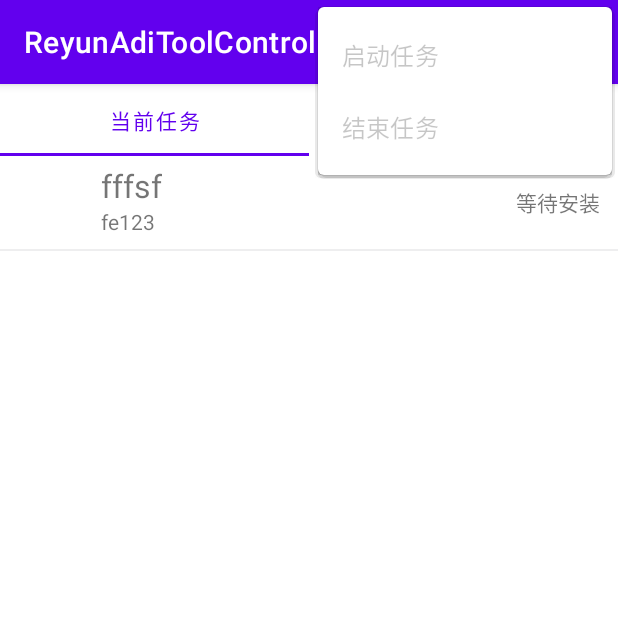
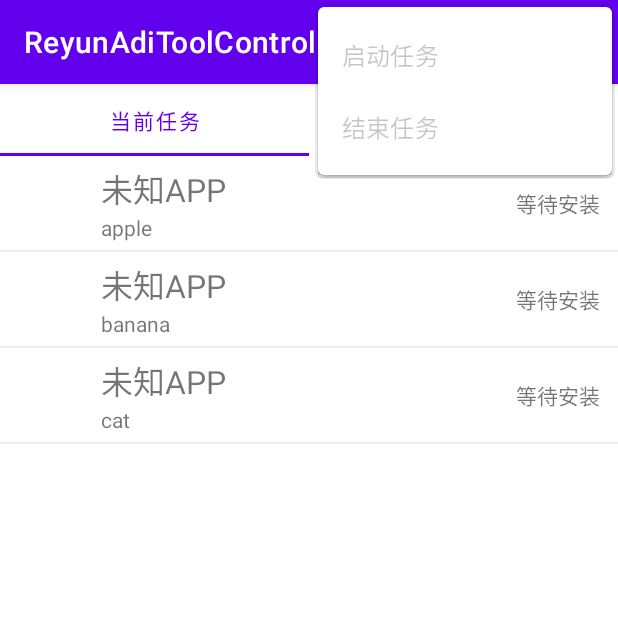
Before and after one commit to leiguo1029/ReyunAdiToolController, an Android app: the screen it shows after launch (MainActivity), in the options menu, after a tap on "启动任务", on a phone screen of 412 x 824 dp, the top half of it. Run offline under Robolectric (Android 15) with nearby library versions, the phone set to English and light mode, and no system bars.

Commit message:
12.18 edit

```diff
--- a/app/src/main/AndroidManifest.xml
+++ b/app/src/main/AndroidManifest.xml
@@ -2,7 +2,7 @@
 <manifest xmlns:android="http://schemas.android.com/apk/res/android"
     package="com.fear1ess.reyunaditoolcontroller">
 
-    <uses-permission android:name="android.permission.INTERNET"></uses-permission>
+    <uses-permission android:name="android.permission.INTERNET" />
 
     <application
         android:name=".AdiToolControllerApp"
@@ -12,7 +12,8 @@
         android:roundIcon="@mipmap/ic_launcher_round"
         android:supportsRtl="true"
         android:theme="@style/Theme.ReyunAdiToolController">
-        <activity android:name=".MainActivity">
+        <activity android:name=".activity.AppDetailActivity"></activity>
+        <activity android:name=".activity.MainActivity">
             <intent-filter>
                 <action android:name="android.intent.action.MAIN" />
 
--- a/app/src/main/java/com/fear1ess/reyunaditoolcontroller/MainUIHandler.java
+++ b/app/src/main/java/com/fear1ess/reyunaditoolcontroller/MainUIHandler.java
@@ -5,13 +5,11 @@ import android.os.Message;
 
 import androidx.annotation.NonNull;
 
+import com.fear1ess.reyunaditoolcontroller.activity.MainActivity;
 import com.fear1ess.reyunaditoolcontroller.adapter.AppInfoAdapter;
 import com.fear1ess.reyunaditoolcontroller.fragment.TabFragment;
-import com.fear1ess.reyunaditoolcontroller.state.AppState;
 import com.fear1ess.reyunaditoolcontroller.model.AppInfo;
 
-import org.json.JSONArray;
-import org.json.JSONException;
 import org.json.JSONObject;
 
 import java.lang.ref.WeakReference;
--- /dev/null
+++ b/app/src/main/java/com/fear1ess/reyunaditoolcontroller/activity/AppDetailActivity.java
@@ -0,0 +1,60 @@
+package com.fear1ess.reyunaditoolcontroller.activity;
+
+import androidx.annotation.NonNull;
+import androidx.appcompat.app.ActionBar;
+import androidx.appcompat.app.AppCompatActivity;
+import androidx.recyclerview.widget.DividerItemDecoration;
+import androidx.recyclerview.widget.LinearLayoutManager;
+import androidx.recyclerview.widget.RecyclerView;
+
+import android.content.Intent;
+import android.os.Bundle;
+import android.view.MenuItem;
+import android.widget.TextView;
+
+import com.fear1ess.reyunaditoolcontroller.AdiToolControllerApp;
+import com.fear1ess.reyunaditoolcontroller.R;
+import com.fear1ess.reyunaditoolcontroller.adapter.AdsInfoAdapter;
+import com.fear1ess.reyunaditoolcontroller.model.AdsInfo;
+import com.fear1ess.reyunaditoolcontroller.model.AdsInfo.AdsFindingState;
+import com.fear1ess.reyunaditoolcontroller.model.AppInfo;
+
+import java.util.ArrayList;
+import java.util.List;
+
+public class AppDetailActivity extends AppCompatActivity {
+
+    @Override
+    protected void onCreate(Bundle savedInstanceState) {
+        super.onCreate(savedInstanceState);
+        setContentView(R.layout.activity_app_detail);
+
+        ActionBar actionBar = this.getSupportActionBar();
+        actionBar.setTitle("任务详情");
+        actionBar.setDisplayHomeAsUpEnabled(true);
+
+        Intent intent = getIntent();
+        AppInfo appInfo = (AppInfo) intent.getSerializableExtra("appInfo");
+        TextView name = findViewById(R.id.text2);
+        name.setText(appInfo.getPackageName());
+
+        RecyclerView rv = findViewById(R.id.detail_rv);
+        List<AdsInfo> adsInfoList = new ArrayList<>();
+        adsInfoList.add(new AdsInfo("admob", AdsFindingState.FOUND, AdsFindingState.NOT_FOUND));
+        adsInfoList.add(new AdsInfo("unity", AdsFindingState.NOT_FOUND, AdsFindingState.FOUND));
+        AdsInfoAdapter adsInfoAdapter = new AdsInfoAdapter(adsInfoList);
+        rv.addItemDecoration(new DividerItemDecoration(this, DividerItemDecoration.VERTICAL));
+        rv.setLayoutManager(new LinearLayoutManager(this));
+        rv.setAdapter(adsInfoAdapter);
+
+    }
+
+    @Override
+    public boolean onOptionsItemSelected(@NonNull MenuItem item) {
+        if(item.getItemId() == android.R.id.home) {
+            finish();
+            return true;
+        }
+        return super.onOptionsItemSelected(item);
+    }
+}
--- a/app/src/main/java/com/fear1ess/reyunaditoolcontroller/MainActivity.java
+++ b/app/src/main/java/com/fear1ess/reyunaditoolcontroller/activity/MainActivity.java
@@ -1,4 +1,4 @@
-package com.fear1ess.reyunaditoolcontroller;
+package com.fear1ess.reyunaditoolcontroller.activity;
 
 import androidx.annotation.NonNull;
 import androidx.appcompat.app.AppCompatActivity;
@@ -18,6 +18,8 @@ import android.view.View;
 import android.widget.Button;
 import android.widget.TableLayout;
 
+import com.fear1ess.reyunaditoolcontroller.MainUIHandler;
+import com.fear1ess.reyunaditoolcontroller.R;
 import com.fear1ess.reyunaditoolcontroller.adapter.AppInfoAdapter;
 import com.fear1ess.reyunaditoolcontroller.adapter.TabViewPagerAdapter;
 import com.fear1ess.reyunaditoolcontroller.cmd.WSConnectCmd.ClientCmd;
@@ -69,8 +71,8 @@ public class MainActivity extends AppCompatActivity {
         TabLayout tabLayout = findViewById(R.id.maintab);
         ViewPager2 viewPager = findViewById(R.id.mainviewpager);
         List<Fragment> fragmentList = new ArrayList<>();
-        fragmentList.add(TabFragment.newInstance("1"));
-        fragmentList.add(TabFragment.newInstance("2"));
+        fragmentList.add(TabFragment.newInstance());
+        fragmentList.add(TabFragment.newInstance());
         mTabViewPagerAdapter = new TabViewPagerAdapter(this, fragmentList);
         viewPager.setAdapter(mTabViewPagerAdapter);
         new TabLayoutMediator(tabLayout, viewPager, new TabLayoutMediator.TabConfigurationStrategy() {
--- /dev/null
+++ b/app/src/main/java/com/fear1ess/reyunaditoolcontroller/adapter/AdsInfoAdapter.java
@@ -0,0 +1,92 @@
+package com.fear1ess.reyunaditoolcontroller.adapter;
+
+import android.content.Context;
+import android.content.res.AssetManager;
+import android.graphics.Bitmap;
+import android.graphics.BitmapFactory;
+import android.view.View;
+import android.view.ViewGroup;
+import android.widget.ImageView;
+import android.widget.TextView;
+
+import androidx.annotation.NonNull;
+import androidx.recyclerview.widget.RecyclerView;
+
+import com.fear1ess.reyunaditoolcontroller.AdiToolControllerApp;
+import com.fear1ess.reyunaditoolcontroller.R;
+import com.fear1ess.reyunaditoolcontroller.model.AdsInfo;
+import com.fear1ess.reyunaditoolcontroller.model.AdsInfo.AdsFindingState;
+
+import java.io.IOException;
+import java.io.InputStream;
+import java.util.List;
+import java.util.zip.Inflater;
+
+public class AdsInfoAdapter extends RecyclerView.Adapter<AdsInfoAdapter.MyViewHolder> {
+    private List<AdsInfo> mAdsInfoList;
+    private static Bitmap positiveIcon;
+    private static Bitmap negativeIcon;
+
+    static{
+        AssetManager am = AdiToolControllerApp.getAppContext().getAssets();
+        try {
+            InputStream is1 = am.open("true.jpg");
+            InputStream is2 = am.open("false.jpg");
+            positiveIcon = BitmapFactory.decodeStream(is1);
+            negativeIcon = BitmapFactory.decodeStream(is2);
+            is1.close();
+            is2.close();
+        } catch (IOException e) {
+            e.printStackTrace();
+        }
+    }
+
+    public AdsInfoAdapter(List<AdsInfo> list){
+        mAdsInfoList = list;
+    }
+
+    @NonNull
+    @Override
+    public MyViewHolder onCreateViewHolder(@NonNull ViewGroup parent, int viewType) {
+        View v = View.inflate(parent.getContext(), R.layout.ads_rv_item, null);
+        return new MyViewHolder(v);
+    }
+
+    public void setStateImageView(ImageView v, int state){
+        switch(state){
+            case AdsFindingState.FOUND:
+                v.setImageBitmap(positiveIcon);
+                break;
+            case AdsFindingState.NOT_FOUND:
+                v.setImageBitmap(negativeIcon);
+                break;
+            default: break;
+        }
+    }
+
+    @Override
+    public void onBindViewHolder(@NonNull MyViewHolder holder, int position) {
+        AdsInfo adsInfo = mAdsInfoList.get(position);
+        holder.mAdsNameTextView.setText(adsInfo.getmAdsName());
+        setStateImageView(holder.mAdsSdkStateImageView, adsInfo.getmAdsSdkFindingState());
+        setStateImageView(holder.mAdsDataStateImageView, adsInfo.getmAdsDataFindingState());
+    }
+
+    @Override
+    public int getItemCount() {
+        return mAdsInfoList.size();
+    }
+
+    public static class MyViewHolder extends RecyclerView.ViewHolder{
+        protected TextView mAdsNameTextView;
+        protected ImageView mAdsSdkStateImageView;
+        protected ImageView mAdsDataStateImageView;
+
+        public MyViewHolder(@NonNull View itemView) {
+            super(itemView);
+            mAdsNameTextView = itemView.findViewById(R.id.ads_name);
+            mAdsSdkStateImageView = itemView.findViewById(R.id.ads_sdk_state);
+            mAdsDataStateImageView = itemView.findViewById(R.id.ads_data_state);
+        }
+    }
+}
--- a/app/src/main/java/com/fear1ess/reyunaditoolcontroller/adapter/AppInfoAdapter.java
+++ b/app/src/main/java/com/fear1ess/reyunaditoolcontroller/adapter/AppInfoAdapter.java
@@ -26,7 +26,9 @@ public class AppInfoAdapter extends RecyclerView.Adapter<AppInfoAdapter.MyViewHo
 
     public AppInfoAdapter(RecyclerView rv) {
         mAppInfoList = new ArrayList<>();
-        mAppInfoList.add(new AppInfo("fe123","fffsf",null,2));
+        mAppInfoList.add(new AppInfo("apple",null,null,2));
+        mAppInfoList.add(new AppInfo("banana",null,null,2));
+        mAppInfoList.add(new AppInfo("cat",null,null,2));
         mRecyclerview = rv;
     }
 
@@ -34,12 +36,15 @@ public class AppInfoAdapter extends RecyclerView.Adapter<AppInfoAdapter.MyViewHo
         mListener = listener;
     }
 
+    public AppInfo getItem(int pos){
+        return mAppInfoList.get(pos);
+    }
+
     @NonNull
     @Override
     public MyViewHolder onCreateViewHolder(@NonNull ViewGroup parent, int viewType) {
         View v = View.inflate(parent.getContext(),R.layout.appinfo_item,null);
-
-        // v.setClickable(true);
+        v.setClickable(true);
         return new MyViewHolder(v, mListener);
     }
 
@@ -151,6 +156,7 @@ public class AppInfoAdapter extends RecyclerView.Adapter<AppInfoAdapter.MyViewHo
             pkgName = itemView.findViewById(R.id.text1);
             appName = itemView.findViewById(R.id.text2);
             state = itemView.findViewById(R.id.appstate);
+            itemView.setOnClickListener(this);
             mListener = listener;
         }
 
--- a/app/src/main/java/com/fear1ess/reyunaditoolcontroller/adapter/TabViewPagerAdapter.java
+++ b/app/src/main/java/com/fear1ess/reyunaditoolcontroller/adapter/TabViewPagerAdapter.java
@@ -18,7 +18,6 @@ public class TabViewPagerAdapter extends FragmentStateAdapter {
     private List<String> mTabNameList = new ArrayList<>();
 
     public TabViewPagerAdapter(FragmentActivity fa, List<Fragment> fragmentList) {
-      //  super(fm, BEHAVIOR_RESUME_ONLY_CURRENT_FRAGMENT);
         super(fa);
         mFragmentList = fragmentList;
     }
--- a/app/src/main/java/com/fear1ess/reyunaditoolcontroller/fragment/TabFragment.java
+++ b/app/src/main/java/com/fear1ess/reyunaditoolcontroller/fragment/TabFragment.java
@@ -1,6 +1,7 @@
 package com.fear1ess.reyunaditoolcontroller.fragment;
 
 import android.content.Context;
+import android.content.Intent;
 import android.os.Bundle;
 import android.view.ContextMenu;
 import android.view.LayoutInflater;
@@ -22,12 +23,8 @@ import com.fear1ess.reyunaditoolcontroller.adapter.AppInfoAdapter;
 
 public class TabFragment extends Fragment {
     private AppInfoAdapter mAdapter;
-    public static TabFragment newInstance(String label) {
-        Bundle args = new Bundle();
-       // args.putString("text", label);
-       // args.putString("label", label);
+    public static TabFragment newInstance() {
         TabFragment fragment = new TabFragment();
-       // fragment.setArguments(args);
         return fragment;
     }
 
@@ -48,7 +45,12 @@ public class TabFragment extends Fragment {
         mAdapter.setOnRecyclerViewItemClickListener(new AppInfoAdapter.OnRecyclerviewItemClickListener() {
             @Override
             public void onItemClick(View view, int pos) {
-                //TODO....
+                //TODO...
+                Intent intent = new Intent();
+                intent.putExtra("appInfo",mAdapter.getItem(pos));
+                intent.setClassName(AdiToolControllerApp.getAppContext(),
+                        "com.fear1ess.reyunaditoolcontroller.activity.AppDetailActivity");
+                startActivity(intent);
             }
         });
         rv.setAdapter(mAdapter);
--- /dev/null
+++ b/app/src/main/java/com/fear1ess/reyunaditoolcontroller/model/AdsInfo.java
@@ -0,0 +1,31 @@
+package com.fear1ess.reyunaditoolcontroller.model;
+
+public class AdsInfo {
+    private String mAdsName;
+    private int mAdsSdkFindingState;
+    private int mAdsDataFindingState;
+
+    public String getmAdsName() {
+        return mAdsName;
+    }
+
+    public int getmAdsSdkFindingState() {
+        return mAdsSdkFindingState;
+    }
+
+    public int getmAdsDataFindingState() {
+        return mAdsDataFindingState;
+    }
+
+    public AdsInfo(String adsName, int sdkState, int dataState){
+        mAdsName = adsName;
+        mAdsSdkFindingState = sdkState;
+        mAdsDataFindingState = dataState;
+    }
+
+    public class AdsFindingState{
+        public final static int FINDING = 1;
+        public final static int FOUND = 2;
+        public final static int NOT_FOUND = 3;
+    }
+}
--- a/app/src/main/java/com/fear1ess/reyunaditoolcontroller/model/AppInfo.java
+++ b/app/src/main/java/com/fear1ess/reyunaditoolcontroller/model/AppInfo.java
@@ -14,7 +14,9 @@ import android.util.Base64;
 import com.fear1ess.reyunaditoolcontroller.AdiToolControllerApp;
 import com.fear1ess.reyunaditoolcontroller.state.AppState;
 
-public class AppInfo {
+import java.io.Serializable;
+
+public class AppInfo implements Serializable {
     public AppInfo(String pkgName, String app_name, Drawable pkgIcon, int app_state){
         icon=pkgIcon;
         appName=app_name;
--- a/app/src/main/res/layout/activity_main.xml
+++ b/app/src/main/res/layout/activity_main.xml
@@ -4,8 +4,9 @@
     xmlns:tools="http://schemas.android.com/tools"
     android:layout_width="match_parent"
     android:layout_height="match_parent"
+    android:divider="@color/cardview_dark_background"
     android:orientation="vertical"
-    tools:context=".MainActivity">
+    tools:context=".activity.MainActivity">
 
     <com.google.android.material.tabs.TabLayout
         android:id="@+id/maintab"
--- a/app/src/main/res/layout/tab_recyclerview.xml
+++ b/app/src/main/res/layout/tab_recyclerview.xml
@@ -10,6 +10,7 @@ android:orientation="vertical">
         android:id="@+id/recycler_view"
         android:layout_width="match_parent"
         android:layout_height="0dp"
+        android:clickable="true"
         android:layout_weight="1">
     </androidx.recyclerview.widget.RecyclerView>
 
```
Also changed, not shown: app/src/main/res/layout/activity_app_detail.xml (added, +62 -0 lines), app/src/main/res/layout/ads_rv_item.xml (added, +34 -0 lines), app/src/main/assets/false.jpg (added), app/src/main/assets/true.jpg (added).
